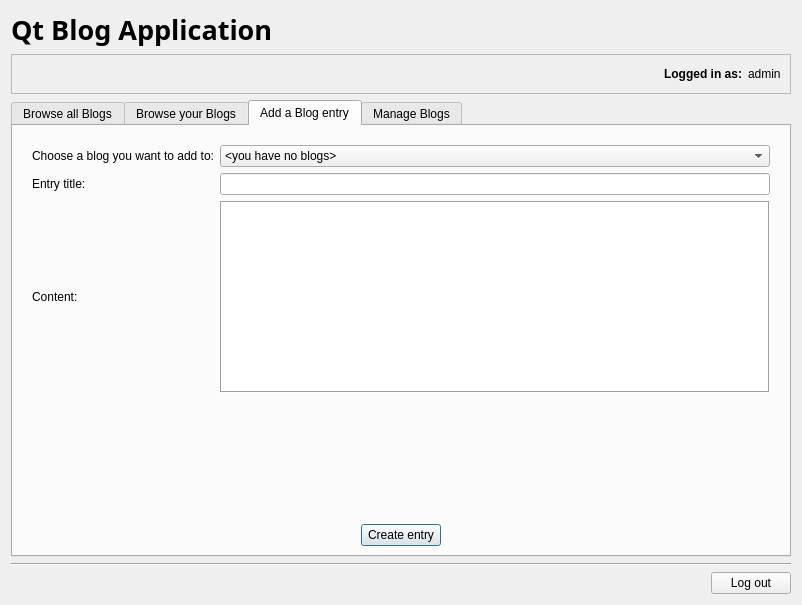
Above: maindialog.ui from Kliszek/Qt-Blog-Application before the change. Below: the same form after it.
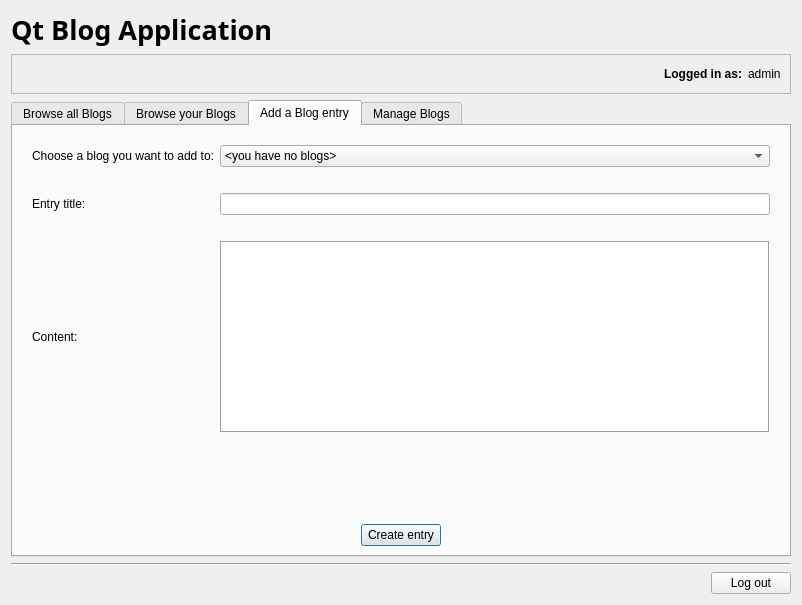
That is the form after the change. The open tabs and pages were chosen to show the change.

Diff of the .ui file:
```diff
--- a/maindialog.ui
+++ b/maindialog.ui
@@ -325,37 +325,43 @@
          <property name="bottomMargin">
           <number>10</number>
          </property>
-         <item row="1" column="1">
+         <property name="verticalSpacing">
+          <number>8</number>
+         </property>
+         <item row="4" column="0">
+          <widget class="QLabel" name="label_6">
+           <property name="text">
+            <string>Content:</string>
+           </property>
+          </widget>
+         </item>
+         <item row="5" column="0">
+          <widget class="QLabel" name="label_16">
+           <property name="font">
+            <font>
+             <pointsize>7</pointsize>
+            </font>
+           </property>
+           <property name="text">
+            <string/>
+           </property>
+          </widget>
+         </item>
+         <item row="2" column="1">
           <widget class="QLineEdit" name="txtEntryTitle">
            <property name="frame">
             <bool>true</bool>
            </property>
           </widget>
          </item>
-         <item row="1" column="0">
+         <item row="2" column="0">
           <widget class="QLabel" name="label_5">
            <property name="text">
             <string>Entry title:</string>
            </property>
           </widget>
          </item>
-         <item row="0" column="1">
-          <widget class="QComboBox" name="cmbBlogList">
-           <item>
-            <property name="text">
-             <string>&lt;you have no blogs&gt;</string>
-            </property>
-           </item>
-          </widget>
-         </item>
-         <item row="2" column="0">
-          <widget class="QLabel" name="label_6">
-           <property name="text">
-            <string>Content:</string>
-           </property>
-          </widget>
-         </item>
-         <item row="2" column="1">
+         <item row="4" column="1">
           <widget class="QPlainTextEdit" name="txtEntryContent">
            <property name="sizePolicy">
             <sizepolicy hsizetype="Expanding" vsizetype="Expanding">
@@ -369,6 +375,45 @@
            <property name="frameShadow">
             <enum>QFrame::Sunken</enum>
            </property>
+           <property name="lineWidth">
+            <number>1</number>
+           </property>
+          </widget>
+         </item>
+         <item row="3" column="0">
+          <widget class="QLabel" name="label_14">
+           <property name="font">
+            <font>
+             <pointsize>7</pointsize>
+            </font>
+           </property>
+           <property name="text">
+            <string/>
+           </property>
+          </widget>
+         </item>
+         <item row="0" column="1">
+          <widget class="QComboBox" name="cmbBlogList">
+           <item>
+            <property name="text">
+             <string>&lt;you have no blogs&gt;</string>
+            </property>
+           </item>
+          </widget>
+         </item>
+         <item row="3" column="1">
+          <widget class="QLabel" name="txtEntryTitleErr">
+           <property name="font">
+            <font>
+             <pointsize>7</pointsize>
+            </font>
+           </property>
+           <property name="styleSheet">
+            <string notr="true">color: red</string>
+           </property>
+           <property name="text">
+            <string/>
+           </property>
           </widget>
          </item>
          <item row="0" column="0">
@@ -378,6 +423,45 @@
            </property>
           </widget>
          </item>
+         <item row="5" column="1">
+          <widget class="QLabel" name="txtEntryContentErr">
+           <property name="font">
+            <font>
+             <pointsize>7</pointsize>
+            </font>
+           </property>
+           <property name="styleSheet">
+            <string notr="true">color: red</string>
+           </property>
+           <property name="text">
+            <string/>
+           </property>
+          </widget>
+         </item>
+         <item row="1" column="0">
+          <widget class="QLabel" name="label_17">
+           <property name="font">
+            <font>
+             <pointsize>7</pointsize>
+            </font>
+           </property>
+           <property name="text">
+            <string/>
+           </property>
+          </widget>
+         </item>
+         <item row="1" column="1">
+          <widget class="QLabel" name="label_18">
+           <property name="font">
+            <font>
+             <pointsize>7</pointsize>
+            </font>
+           </property>
+           <property name="text">
+            <string/>
+           </property>
+          </widget>
+         </item>
         </layout>
        </item>
        <item>
```
Left out of the diff: 158 changed lines with no effect on the pictures.
